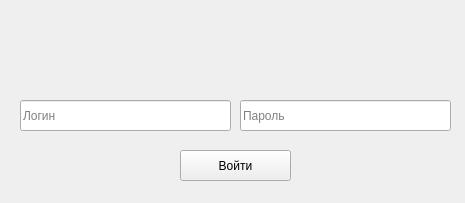
deathnoragami/uploader_an_dor, file autoUI.ui: the form before one commit.
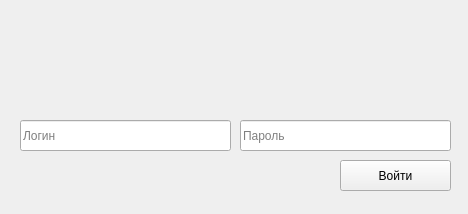
The form after the commit. Icons and pictures are not drawn.

What changed in the file:
```diff
--- a/autoUI.ui
+++ b/autoUI.ui
@@ -1,24 +1,42 @@
 <?xml version="1.0" encoding="UTF-8"?>
 <ui version="4.0">
- <class>MainWindow</class>
- <widget class="QMainWindow" name="MainWindow">
+ <class>authorization_app</class>
+ <widget class="QWidget" name="authorization_app">
   <property name="geometry">
    <rect>
     <x>0</x>
     <y>0</y>
-    <width>465</width>
-    <height>203</height>
+    <width>468</width>
+    <height>214</height>
    </rect>
   </property>
   <property name="windowTitle">
    <string>MainWindow</string>
   </property>
-  <widget class="QWidget" name="centralwidget">
+  <widget class="QLabel" name="label">
+   <property name="geometry">
+    <rect>
+     <x>0</x>
+     <y>0</y>
+     <width>471</width>
+     <height>81</height>
+    </rect>
+   </property>
+   <property name="text">
+    <string/>
+   </property>
+   <property name="pixmap">
+    <pixmap>auto.png</pixmap>
+   </property>
+   <property name="scaledContents">
+    <bool>true</bool>
+   </property>
+  </widget>
    <widget class="QLineEdit" name="line_login">
     <property name="geometry">
      <rect>
       <x>20</x>
-      <y>100</y>
+     <y>120</y>
       <width>211</width>
       <height>31</height>
      </rect>
@@ -31,7 +49,7 @@
     <property name="geometry">
      <rect>
       <x>240</x>
-      <y>100</y>
+     <y>120</y>
       <width>211</width>
       <height>31</height>
      </rect>
@@ -46,8 +64,8 @@
    <widget class="QPushButton" name="btn_autorizade">
     <property name="geometry">
      <rect>
-      <x>180</x>
-      <y>150</y>
+     <x>340</x>
+     <y>160</y>
       <width>111</width>
       <height>31</height>
      </rect>
@@ -55,26 +73,6 @@
     <property name="text">
      <string>Войти</string>
     </property>
-   </widget>
-   <widget class="QLabel" name="label">
-    <property name="geometry">
-     <rect>
-      <x>0</x>
-      <y>0</y>
-      <width>471</width>
-      <height>81</height>
-     </rect>
-    </property>
-    <property name="text">
-     <string/>
-    </property>
-    <property name="pixmap">
-     <pixmap>auto.png</pixmap>
-    </property>
-    <property name="scaledContents">
-     <bool>true</bool>
-    </property>
-   </widget>
   </widget>
  </widget>
  <resources/>
```
Left out of the diff: 2 changed lines with no effect on the pictures. Lines whose indentation alone changed are shown as unchanged.
